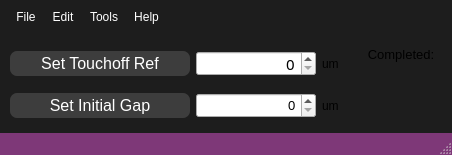
dmherrington/ECM-Control-System, file src/ECM_gui/misc_dialogs/window_touchoff.ui: the form before one commit.
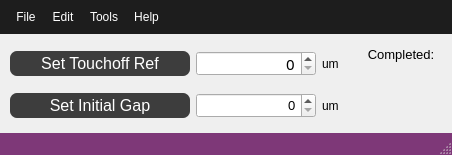
The form after the commit. Custom widgets are drawn as their Qt base class.

```diff
--- a/src/ECM_gui/misc_dialogs/window_touchoff.ui
+++ b/src/ECM_gui/misc_dialogs/window_touchoff.ui
@@ -32,11 +32,7 @@
    <string>Window Touchoff Control</string>
   </property>
   <property name="styleSheet">
-   <string notr="true">QMainWindow{
-background-color:#1d1d1d;
-}
-
-QMenuBar{
+   <string notr="true">QMenuBar{
 background-color:#1d1d1d;
 padding:5px;
 	font: 12pt &quot;MS Shell Dlg 2&quot;;
```
Left out of the diff: 28 changed lines with no effect on the pictures.
